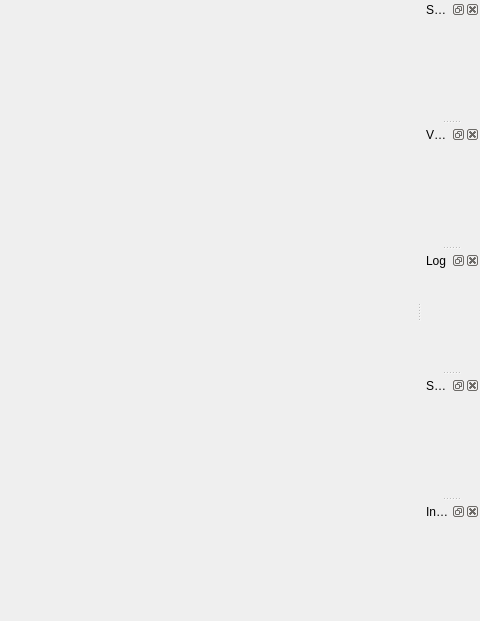
Above: ryven-editor/ryven/gui/uic/flow_window.ui from leon-thomm/Ryven before the change; both pictures show x 565 to 1045 and y 0 to 621 of the 1045 by 621 pixel window. Below: the same form after it.
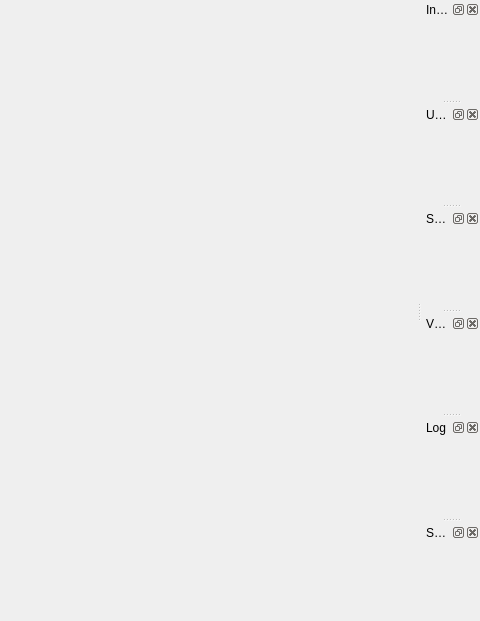
That is the form after the change.

Commit message: Undo History View [WIP]

```diff
--- a/ryven-editor/ryven/gui/uic/flow_window.ui
+++ b/ryven-editor/ryven/gui/uic/flow_window.ui
@@ -20,6 +20,36 @@
    <set>QMainWindow::AllowTabbedDocks|QMainWindow::AnimatedDocks</set>
   </property>
   <widget class="QWidget" name="centralwidget"/>
+  <widget class="QDockWidget" name="inspector_dock">
+   <property name="floating">
+    <bool>false</bool>
+   </property>
+   <property name="features">
+    <set>QDockWidget::DockWidgetClosable|QDockWidget::DockWidgetFloatable|QDockWidget::DockWidgetMovable</set>
+   </property>
+   <property name="windowTitle">
+    <string>Inspector</string>
+   </property>
+   <attribute name="dockWidgetArea">
+    <number>2</number>
+   </attribute>
+   <widget class="QWidget" name="inspectorWidgetContents"/>
+  </widget>
+  <widget class="QDockWidget" name="undo_history_dock">
+   <property name="floating">
+    <bool>false</bool>
+   </property>
+   <property name="features">
+    <set>QDockWidget::DockWidgetClosable|QDockWidget::DockWidgetFloatable|QDockWidget::DockWidgetMovable</set>
+   </property>
+   <property name="windowTitle">
+    <string>Undo History</string>
+   </property>
+   <attribute name="dockWidgetArea">
+    <number>2</number>
+   </attribute>
+   <widget class="QWidget" name="undoHistoryContent"/>
+  </widget>
   <widget class="QDockWidget" name="settings_dock">
    <property name="features">
     <set>QDockWidget::DockWidgetClosable|QDockWidget::DockWidgetFloatable|QDockWidget::DockWidgetMovable</set>
@@ -89,21 +119,6 @@
    </attribute>
    <widget class="QWidget" name="sourceWidgetContents"/>
   </widget>
-  <widget class="QDockWidget" name="inspector_dock">
-   <property name="floating">
-    <bool>false</bool>
-   </property>
-   <property name="features">
-    <set>QDockWidget::DockWidgetClosable|QDockWidget::DockWidgetFloatable|QDockWidget::DockWidgetMovable</set>
-   </property>
-   <property name="windowTitle">
-    <string>Inspector</string>
-   </property>
-   <attribute name="dockWidgetArea">
-    <number>2</number>
-   </attribute>
-   <widget class="QWidget" name="inspectorWidgetContents"/>
-  </widget>
   <action name="actionxc">
    <property name="text">
     <string>xc</string>
```
The commit also changes 4 other files.
